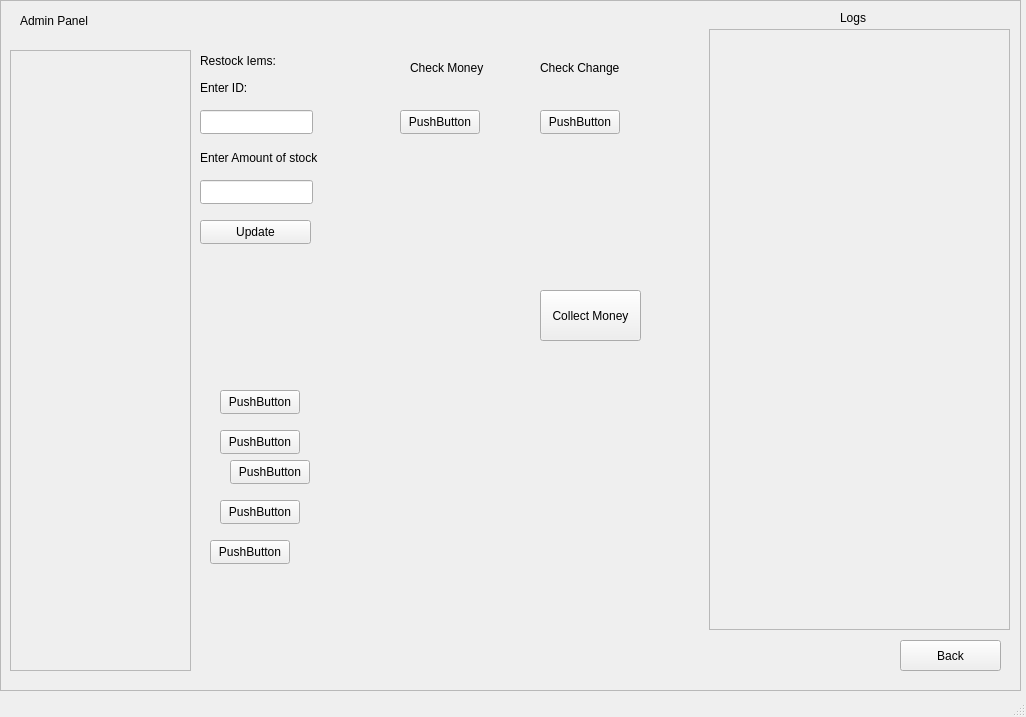
Qt form OOP/VendingMachine/adminpanel.ui (notn0xys/KMITL-YR1) before a commit.
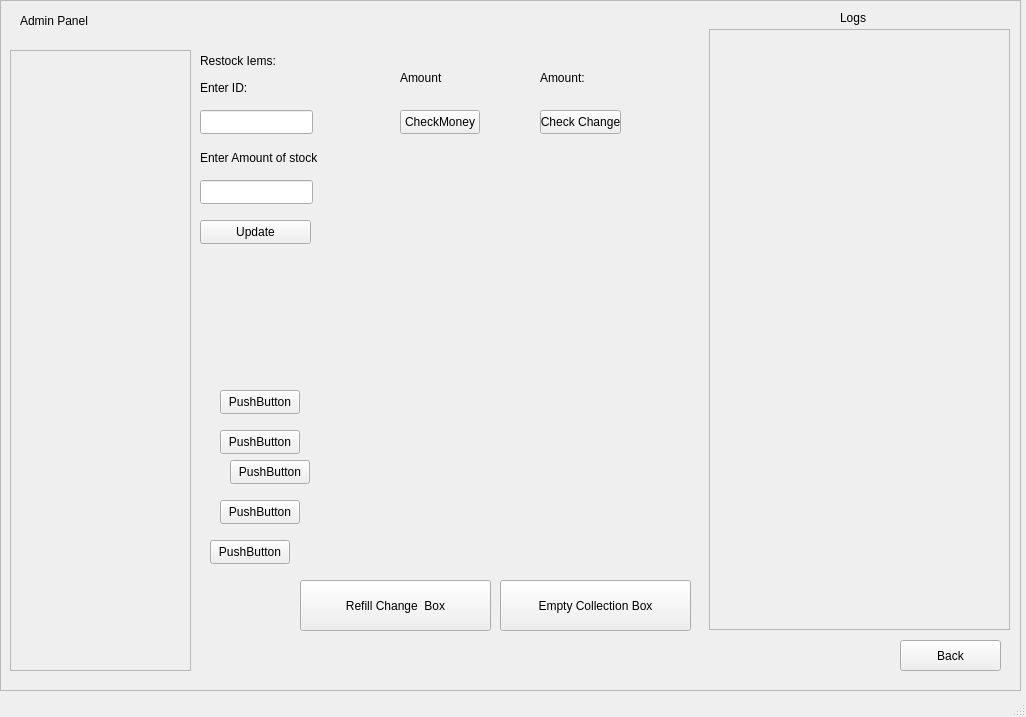
The same form after that commit.

Patch:
```diff
--- a/OOP/VendingMachine/adminpanel.ui
+++ b/OOP/VendingMachine/adminpanel.ui
@@ -189,27 +189,27 @@
     <widget class="QLabel" name="label_6">
      <property name="geometry">
       <rect>
-       <x>410</x>
-       <y>60</y>
+       <x>400</x>
+       <y>70</y>
        <width>91</width>
        <height>16</height>
       </rect>
      </property>
      <property name="text">
-      <string>Check Money</string>
+      <string>Amount</string>
      </property>
     </widget>
     <widget class="QLabel" name="label_7">
      <property name="geometry">
       <rect>
        <x>540</x>
-       <y>60</y>
+       <y>70</y>
        <width>141</width>
        <height>16</height>
       </rect>
      </property>
      <property name="text">
-      <string>Check Change</string>
+      <string>Amount: </string>
      </property>
     </widget>
     <widget class="QPushButton" name="pushButton_2">
@@ -222,7 +222,7 @@
       </rect>
      </property>
      <property name="text">
-      <string>PushButton</string>
+      <string>CheckMoney</string>
      </property>
     </widget>
     <widget class="QPushButton" name="pushButton_3">
@@ -230,12 +230,12 @@
       <rect>
        <x>540</x>
        <y>110</y>
-       <width>80</width>
+       <width>81</width>
        <height>24</height>
       </rect>
      </property>
      <property name="text">
-      <string>PushButton</string>
+      <string>Check Change</string>
      </property>
     </widget>
     <widget class="QPushButton" name="pushButton_4">
@@ -306,14 +306,27 @@
     <widget class="QPushButton" name="pushButton_9">
      <property name="geometry">
       <rect>
-       <x>540</x>
-       <y>290</y>
-       <width>101</width>
+       <x>500</x>
+       <y>580</y>
+       <width>191</width>
        <height>51</height>
       </rect>
      </property>
      <property name="text">
-      <string>Collect Money</string>
+      <string>Empty Collection Box</string>
+     </property>
+    </widget>
+    <widget class="QPushButton" name="pushButton_10">
+     <property name="geometry">
+      <rect>
+       <x>300</x>
+       <y>580</y>
+       <width>191</width>
+       <height>51</height>
+      </rect>
+     </property>
+     <property name="text">
+      <string>Refill Change  Box</string>
      </property>
     </widget>
    </widget>
```
Left out of the diff: 8 changed lines with no effect on the pictures.
